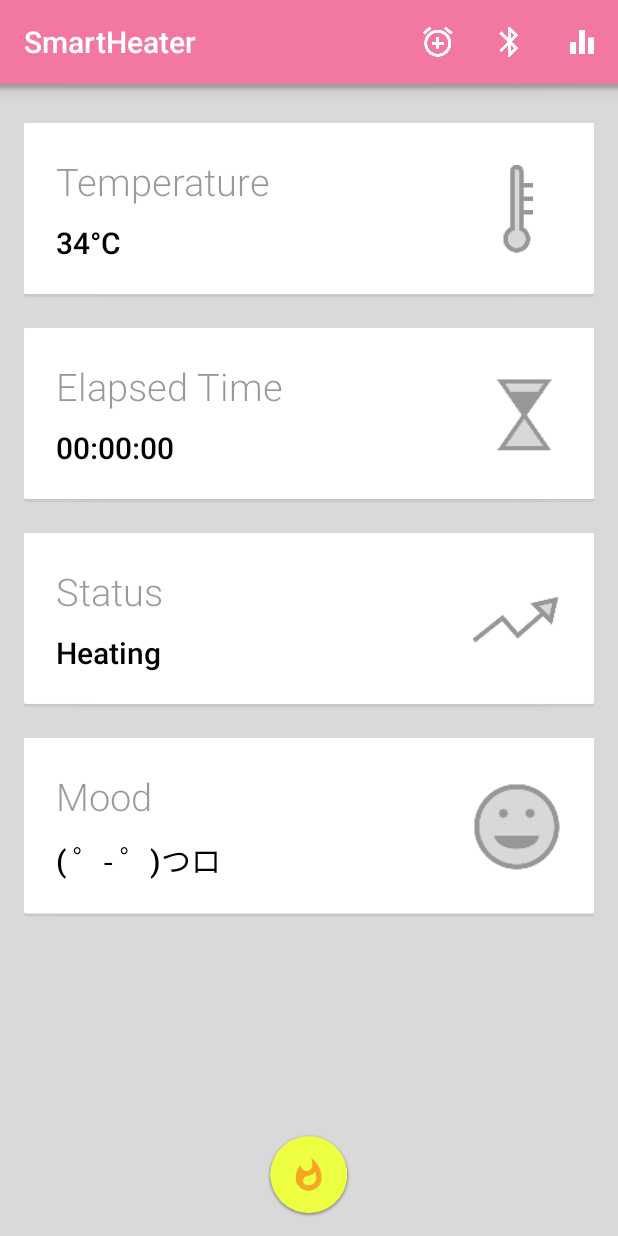
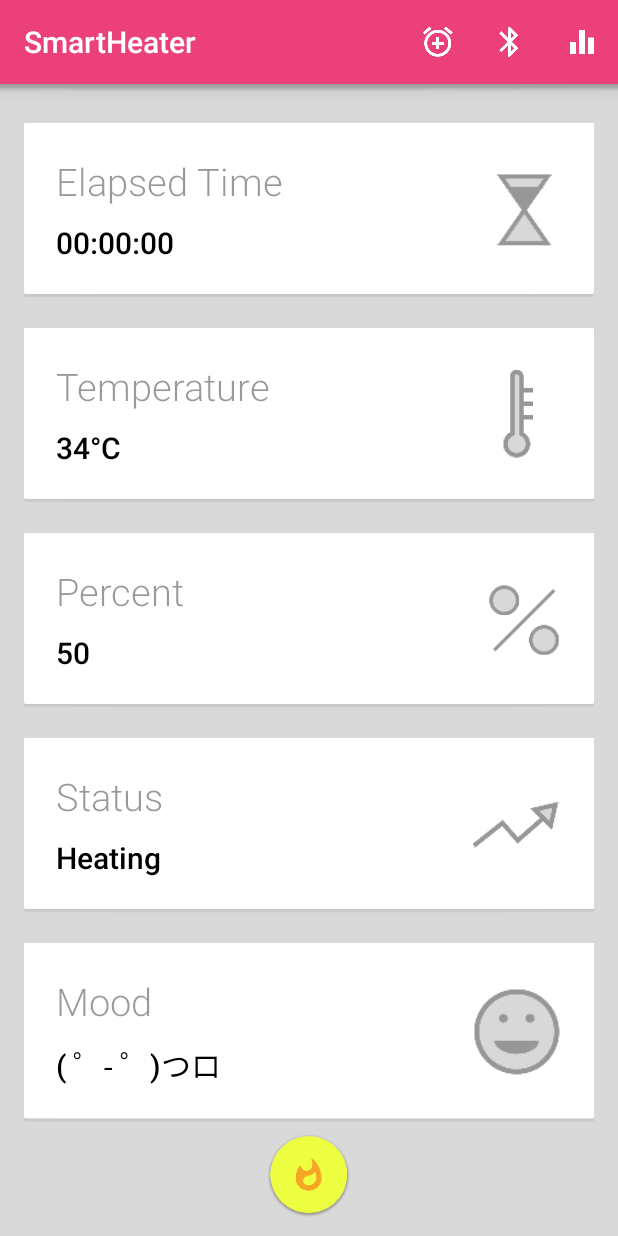
Before and after one commit to lds56/SmartHeater, an Android app: the screen it shows after launch (TransitionFirstActivity), after a tap on an icon or button, on a phone screen of 412 x 824 dp. Run offline under Robolectric (Android 15) with nearby library versions, the phone set to English and light mode, and no system bars.

Commit message:
Enhance Animation

```diff
--- a/app/src/main/java/whatever/smartheater/Constants.java
+++ b/app/src/main/java/whatever/smartheater/Constants.java
@@ -5,4 +5,5 @@ package whatever.smartheater;
  */
 public class Constants {
     public static String WATER_PERCENT = "water percent";
+    public static int ANIMATION_TIME = 500;
 }
--- a/app/src/main/java/whatever/smartheater/Utils.java
+++ b/app/src/main/java/whatever/smartheater/Utils.java
@@ -5,6 +5,7 @@ package whatever.smartheater;
 //import android.transition.Slide;
 import android.view.View;
 import android.view.animation.AccelerateDecelerateInterpolator;
+import static whatever.smartheater.Constants.*;
 //import android.view.animation.PathInterpolator;
 
 public class Utils {
@@ -38,12 +39,12 @@ public class Utils {
     public static void slideUp(View theView, float delta) {
         theView.animate().setInterpolator(new AccelerateDecelerateInterpolator())
                 .translationY(-delta)
-                .setDuration(500);
+                .setDuration(ANIMATION_TIME);
     }
 
     public static void slideDown(View theView) {
         theView.animate().setInterpolator(new AccelerateDecelerateInterpolator())
                 .translationY(0)
-                .setDuration(500);
+                .setDuration(ANIMATION_TIME);
     }
 }
--- a/app/src/main/java/whatever/smartheater/activities/TransitionFirstActivity.java
+++ b/app/src/main/java/whatever/smartheater/activities/TransitionFirstActivity.java
@@ -74,8 +74,12 @@ public class TransitionFirstActivity extends ActionBarActivity {
 
             View fatBar = findViewById(R.id.holder_view);
             View shadowBar = findViewById(R.id.shadow_bar);
+            View waterContainer = findViewById(R.id.water_container);
+            View waveView = findViewById(R.id.wave_view);
+
             View contentList = findViewById(R.id.content_list);
             View contentList2 = findViewById(R.id.content_list2);
+
             float barGap = fatBar.getHeight() - mainToolbar.getHeight();
             float bottomGap = contentList.getHeight();
             Log.i("oo", "now: " + view.getX());
@@ -89,11 +93,16 @@ public class TransitionFirstActivity extends ActionBarActivity {
                         .y(Utils.getCenterY(endButton) - view.getHeight() / 2)
                         .setDuration(500);
 
-//                // Fat Bar animation
+
+                // Fat Bar animation
+                waveView.animate().alpha(0).setDuration(ANIMATION_TIME);
+                waterContainer.animate().alpha(0).setDuration(ANIMATION_TIME / 2);
+
                 Utils.slideUp(fatBar, barGap);
                 Utils.slideUp(shadowBar, barGap);
+
+                // Content
                 Utils.slideUp(contentList, -bottomGap);
-
 
             } else if (Utils.getCenterX(view) == Utils.getCenterX(endButton)) { //Move up
                 fabButton.animate().setInterpolator(new AccelerateDecelerateInterpolator())
@@ -101,9 +110,15 @@ public class TransitionFirstActivity extends ActionBarActivity {
                         .y(Utils.getCenterY(startButton) - view.getHeight() / 2)
                         .setDuration(500);
 
+
                 // Fat Bar animation
+                waveView.animate().alpha(1).setDuration(ANIMATION_TIME);
+                waterContainer.animate().alpha(1).setStartDelay(ANIMATION_TIME / 2).setDuration(ANIMATION_TIME / 2);
+
                 Utils.slideDown(fatBar);
                 Utils.slideDown(shadowBar);
+
+                //Content
                 Utils.slideDown(contentList);
 
             } else {
--- a/app/src/main/res/layout/activity_transition_first.xml
+++ b/app/src/main/res/layout/activity_transition_first.xml
@@ -26,6 +26,12 @@
 
     <RelativeLayout
         android:layout_width="match_parent"
+        android:layout_height="?attr/actionBarSize"
+        android:id="@+id/toolbar_bg"
+        android:background="@color/theme_default_primary"/>
+
+    <RelativeLayout
+        android:layout_width="match_parent"
         android:layout_height="@dimen/fat_bar_height"
         android:background="@color/theme_default_primary"
         android:id="@+id/holder_view">
@@ -34,6 +40,7 @@
         <whatever.smartheater.waveview.WaveView
             android:layout_width="match_parent"
             android:layout_height="match_parent"
+            android:id="@+id/wave_view"
             android:transitionName="holder1"
             wave:progress="50"
             wave:wave_hz="slow"
@@ -157,8 +164,8 @@
     <ImageButton
         xmlns:android="http://schemas.android.com/apk/res/android"
         android:id="@+id/fab_button"
-        android:layout_width="56dp"
-        android:layout_height="56dp"
+        android:layout_width="@dimen/fab_size"
+        android:layout_height="@dimen/fab_size"
         android:scaleType="centerCrop"
         android:src="@drawable/ic_whatshot_fab"
         android:background="@android:color/transparent"
--- a/app/src/main/res/layout/second_content_layout.xml
+++ b/app/src/main/res/layout/second_content_layout.xml
@@ -17,6 +17,49 @@
         <!--<include-->
         <!--android:id="@+id/sample_row1"-->
         <!--layout="@layout/view_sample_row"/>-->
+
+
+        <RelativeLayout
+            android:layout_width="match_parent"
+            android:layout_height="wrap_content"
+            android:layout_marginTop="@dimen/card_margin"
+            android:layout_marginBottom="@dimen/card_margin"
+            android:background="@drawable/a_card_background">
+
+            <TextView
+                android:layout_width="wrap_content"
+                android:layout_height="wrap_content"
+                android:id="@+id/card_title"
+                android:layout_marginStart="@dimen/card_content_margin"
+                android:layout_marginTop="@dimen/card_content_margin"
+                android:gravity="center_vertical|center_horizontal"
+                android:textSize="@dimen/card_text_size"
+                android:fontFamily="sans-serif-light"
+                android:textColor="@color/card_title"
+                android:text="Elapsed Time"/>
+
+            <ImageView
+                android:layout_width="50dp"
+                android:layout_height="50dp"
+                android:layout_margin="@dimen/card_content_margin"
+                android:layout_alignParentEnd="true"
+                android:layout_centerInParent="true"
+                android:src="@drawable/timer"/>
+
+            <TextView
+                android:layout_width="wrap_content"
+                android:layout_height="wrap_content"
+                android:layout_below="@id/card_title"
+                android:layout_marginStart="@dimen/card_content_margin"
+                android:layout_marginTop="@dimen/content_gap_margin"
+                android:layout_marginBottom="@dimen/card_content_margin"
+                android:gravity="center_vertical|center_horizontal"
+                android:textSize="@dimen/card_text_size_small"
+                android:textColor="@color/card_content"
+                android:fontFamily="sans-serif-medium"
+                android:text="00:00:00"/>
+
+        </RelativeLayout>
 
         <RelativeLayout
             android:layout_width="match_parent"
@@ -60,6 +103,7 @@
 
         </RelativeLayout>
 
+
         <RelativeLayout
             android:layout_width="match_parent"
             android:layout_height="wrap_content"
@@ -70,14 +114,14 @@
             <TextView
                 android:layout_width="wrap_content"
                 android:layout_height="wrap_content"
-                android:id="@+id/card_title"
+                android:id="@+id/card_title25"
                 android:layout_marginStart="@dimen/card_content_margin"
                 android:layout_marginTop="@dimen/card_content_margin"
                 android:gravity="center_vertical|center_horizontal"
                 android:textSize="@dimen/card_text_size"
                 android:fontFamily="sans-serif-light"
                 android:textColor="@color/card_title"
-                android:text="Elapsed Time"/>
+                android:text="Percent"/>
 
             <ImageView
                 android:layout_width="50dp"
@@ -85,12 +129,12 @@
                 android:layout_margin="@dimen/card_content_margin"
                 android:layout_alignParentEnd="true"
                 android:layout_centerInParent="true"
-                android:src="@drawable/timer"/>
+                android:src="@drawable/percent"/>
 
             <TextView
                 android:layout_width="wrap_content"
                 android:layout_height="wrap_content"
-                android:layout_below="@id/card_title"
+                android:layout_below="@id/card_title25"
                 android:layout_marginStart="@dimen/card_content_margin"
                 android:layout_marginTop="@dimen/content_gap_margin"
                 android:layout_marginBottom="@dimen/card_content_margin"
@@ -98,7 +142,7 @@
                 android:textSize="@dimen/card_text_size_small"
                 android:textColor="@color/card_content"
                 android:fontFamily="sans-serif-medium"
-                android:text="00:00:00"/>
+                android:text="50"/>
 
         </RelativeLayout>
 
--- a/app/src/main/res/values/styles.xml
+++ b/app/src/main/res/values/styles.xml
@@ -44,8 +44,8 @@
     <style name="AppTheme.DialogTheme" parent="Theme.AppCompat.Light.Dialog">
         <item name="android:colorPrimary">@color/theme_default_primary</item>
         <item name="android:colorPrimaryDark">@color/theme_default_primary_dark</item>
-        <item name="android:colorAccent">@color/accent</item>
-        <item name="android:colorControlActivated">@color/accent</item>
+        <item name="android:colorAccent">@color/theme_default_primary_dark</item>
+        <item name="android:colorControlActivated">@color/theme_default_primary_dark</item>
     </style>
 
 </resources>
```
